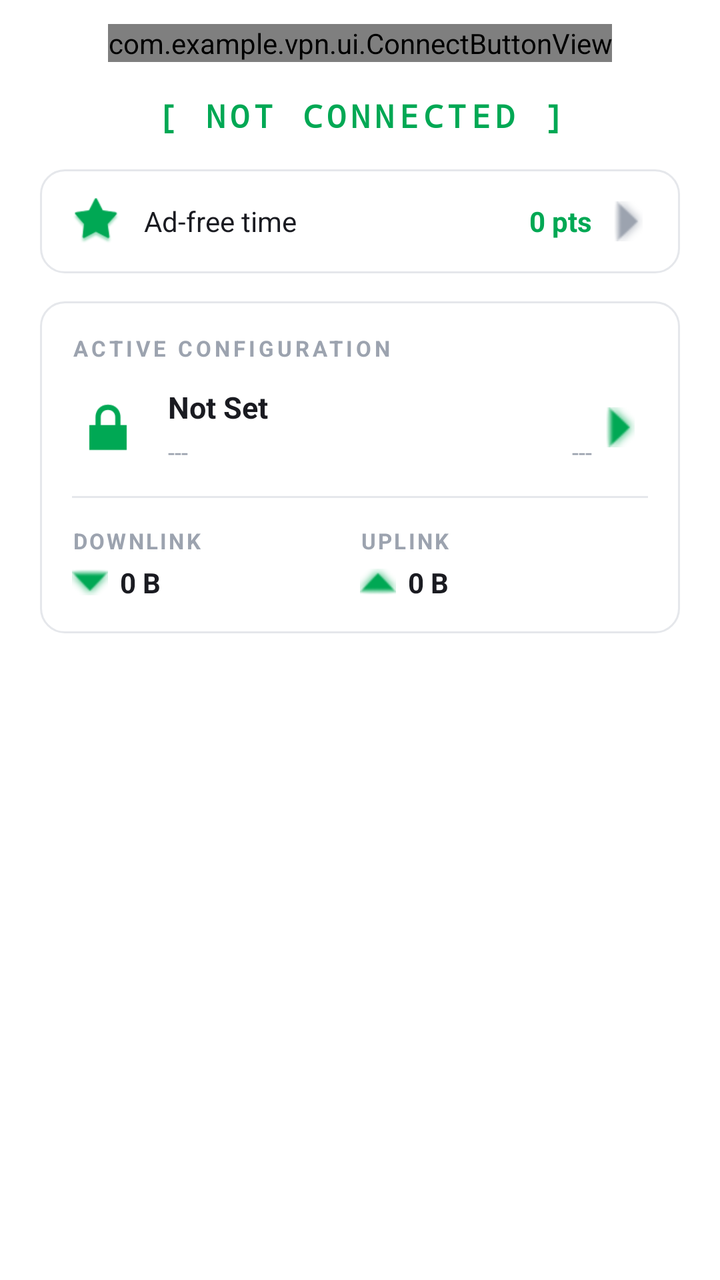
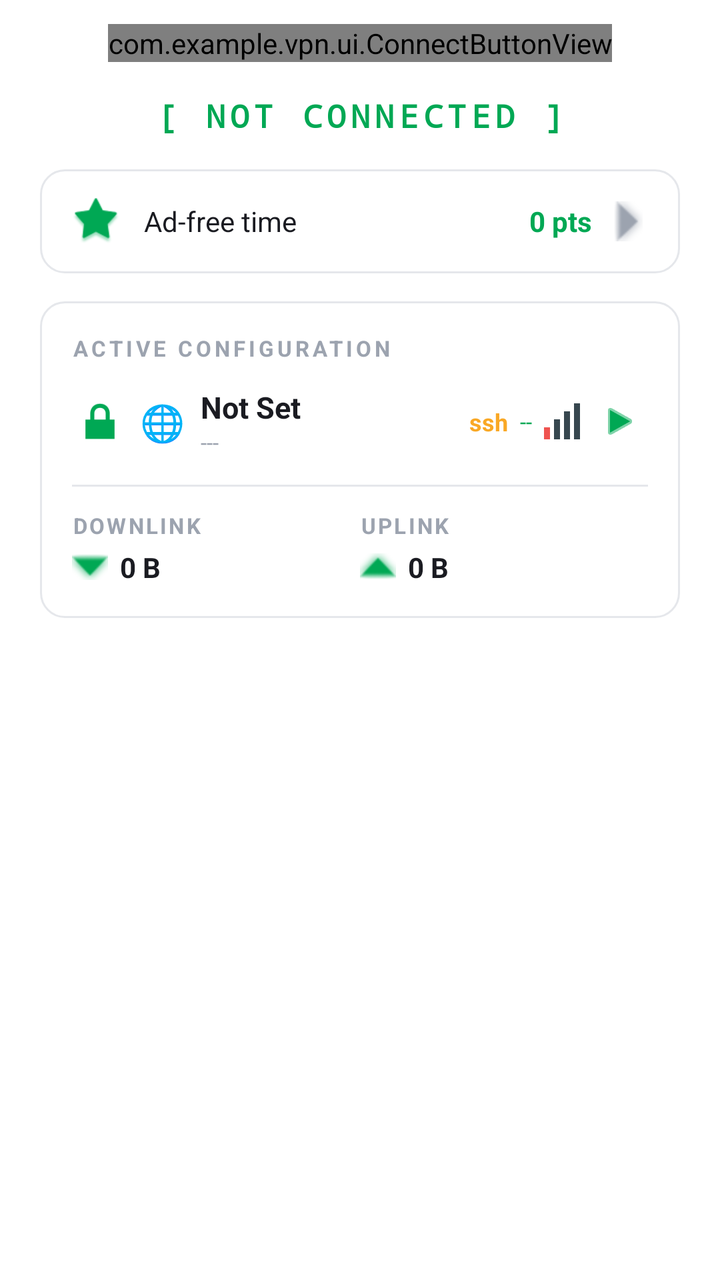

Screens rendered from an Android XML layout before and after an edit, with the pre-edit source and the edit as a unified diff.
<!-- AndroidManifest.xml: application theme Theme.MyApp -->
<!-- res/layout/page_connection_main.xml -->
<?xml version="1.0" encoding="utf-8"?>
<ScrollView xmlns:android="http://schemas.android.com/apk/res/android"
    xmlns:app="http://schemas.android.com/apk/res-auto"
    android:layout_width="match_parent"
    android:layout_height="match_parent"
    android:fillViewport="true"
    android:scrollbars="none">

    <LinearLayout
        android:layout_width="match_parent"
        android:layout_height="wrap_content"
        android:orientation="vertical"
        android:paddingBottom="16dp">

        
        <com.example.vpn.ui.ConnectButtonView
            android:id="@+id/btnConnect"
            android:layout_width="wrap_content"
            android:layout_height="wrap_content"
            android:layout_gravity="center_horizontal"
            android:layout_marginTop="12dp" />

        
        <TextView
            android:id="@+id/txtStatus"
            android:layout_width="match_parent"
            android:layout_height="wrap_content"
            android:layout_marginTop="16dp"
            android:fontFamily="monospace"
            android:gravity="center"
            android:letterSpacing="0.15"
            android:text="[ NOT CONNECTED ]"
            android:textColor="@color/accent_green"
            android:textSize="16sp"
            android:textStyle="bold" />

        
        <LinearLayout
            android:id="@+id/adFreeCard"
            android:layout_width="match_parent"
            android:layout_height="wrap_content"
            android:layout_marginHorizontal="20dp"
            android:layout_marginTop="16dp"
            android:background="@drawable/bg_dark_card"
            android:gravity="center_vertical"
            android:orientation="horizontal"
            android:paddingHorizontal="16dp"
            android:paddingVertical="14dp">

            <ImageView
                android:layout_width="24dp"
                android:layout_height="24dp"
                android:src="@android:drawable/star_big_on"
                app:tint="@color/accent_green" />

            <TextView
                android:layout_width="0dp"
                android:layout_height="wrap_content"
                android:layout_marginStart="12dp"
                android:layout_weight="1"
                android:text="Ad-free time"
                android:textColor="@color/text_primary"
                android:textSize="14sp" />

            <TextView
                android:id="@+id/txtAdFreeTime"
                android:layout_width="wrap_content"
                android:layout_height="wrap_content"
                android:text="0 pts"
                android:textColor="@color/accent_green"
                android:textSize="14sp"
                android:textStyle="bold" />

            <ImageView
                android:layout_width="20dp"
                android:layout_height="20dp"
                android:layout_marginStart="8dp"
                android:src="@android:drawable/arrow_down_float"
                android:rotation="-90"
                app:tint="@color/text_muted" />
        </LinearLayout>

        
        <LinearLayout
            android:id="@+id/configCard"
            android:layout_width="match_parent"
            android:layout_height="wrap_content"
            android:layout_marginHorizontal="20dp"
            android:layout_marginTop="14dp"
            android:background="@drawable/bg_dark_card"
            android:orientation="vertical"
            android:padding="16dp">

            <TextView
                android:layout_width="wrap_content"
                android:layout_height="wrap_content"
                android:text="ACTIVE CONFIGURATION"
                android:letterSpacing="0.15"
                android:textColor="@color/text_muted"
                android:textSize="11sp"
                android:textStyle="bold" />

            <LinearLayout
                android:layout_width="match_parent"
                android:layout_height="wrap_content"
                android:layout_marginTop="12dp"
                android:gravity="center_vertical"
                android:orientation="horizontal">

                <ImageView
                    android:id="@+id/imgConfigIcon"
                    android:layout_width="36dp"
                    android:layout_height="36dp"
                    android:src="@android:drawable/ic_lock_lock"
                    app:tint="@color/accent_green" />

                <LinearLayout
                    android:layout_width="0dp"
                    android:layout_height="wrap_content"
                    android:layout_marginStart="12dp"
                    android:layout_weight="1"
                    android:orientation="vertical">

                    <TextView
                        android:id="@+id/txtConfigName"
                        android:layout_width="wrap_content"
                        android:layout_height="wrap_content"
                        android:text="Not Set"
                        android:textColor="@color/text_primary"
                        android:textSize="15sp"
                        android:textStyle="bold" />

                    <LinearLayout
                        android:layout_width="match_parent"
                        android:layout_height="wrap_content"
                        android:layout_marginTop="4dp"
                        android:orientation="horizontal">

                        <TextView
                            android:id="@+id/txtConfigLeft"
                            android:layout_width="0dp"
                            android:layout_height="wrap_content"
                            android:layout_weight="1"
                            android:text="---"
                            android:textColor="@color/text_muted"
                            android:textSize="12sp" />

                        <TextView
                            android:id="@+id/txtConfigRight"
                            android:layout_width="wrap_content"
                            android:layout_height="wrap_content"
                            android:text="---"
                            android:textColor="@color/text_muted"
                            android:textSize="12sp" />
                    </LinearLayout>
                </LinearLayout>

                <ImageView
                    android:id="@+id/btnConfigArrow"
                    android:layout_width="28dp"
                    android:layout_height="28dp"
                    android:background="?attr/selectableItemBackgroundBorderless"
                    android:clickable="true"
                    android:focusable="true"
                    android:padding="4dp"
                    android:src="@android:drawable/arrow_down_float"
                    android:rotation="-90"
                    app:tint="@color/accent_green" />
            </LinearLayout>

            <View
                android:layout_width="match_parent"
                android:layout_height="1dp"
                android:layout_marginTop="14dp"
                android:background="@color/divider" />

            <LinearLayout
                android:layout_width="match_parent"
                android:layout_height="wrap_content"
                android:layout_marginTop="14dp"
                android:orientation="horizontal">

                <LinearLayout
                    android:layout_width="0dp"
                    android:layout_height="wrap_content"
                    android:layout_weight="1"
                    android:orientation="vertical">

                    <TextView
                        android:layout_width="wrap_content"
                        android:layout_height="wrap_content"
                        android:text="DOWNLINK"
                        android:letterSpacing="0.1"
                        android:textColor="@color/text_muted"
                        android:textSize="11sp"
                        android:textStyle="bold" />

                    <LinearLayout
                        android:layout_width="wrap_content"
                        android:layout_height="wrap_content"
                        android:layout_marginTop="4dp"
                        android:gravity="center_vertical"
                        android:orientation="horizontal">

                        <ImageView
                            android:layout_width="18dp"
                            android:layout_height="18dp"
                            android:src="@android:drawable/arrow_down_float"
                            app:tint="@color/accent_green" />

                        <TextView
                            android:id="@+id/txtDownload"
                            android:layout_width="wrap_content"
                            android:layout_height="wrap_content"
                            android:layout_marginStart="6dp"
                            android:text="0 B"
                            android:textColor="@color/text_primary"
                            android:textSize="14sp"
                            android:textStyle="bold" />
                    </LinearLayout>
                </LinearLayout>

                <LinearLayout
                    android:layout_width="0dp"
                    android:layout_height="wrap_content"
                    android:layout_weight="1"
                    android:orientation="vertical">

                    <TextView
                        android:layout_width="wrap_content"
                        android:layout_height="wrap_content"
                        android:text="UPLINK"
                        android:letterSpacing="0.1"
                        android:textColor="@color/text_muted"
                        android:textSize="11sp"
                        android:textStyle="bold" />

                    <LinearLayout
                        android:layout_width="wrap_content"
                        android:layout_height="wrap_content"
                        android:layout_marginTop="4dp"
                        android:gravity="center_vertical"
                        android:orientation="horizontal">

                        <ImageView
                            android:layout_width="18dp"
                            android:layout_height="18dp"
                            android:src="@android:drawable/arrow_up_float"
                            app:tint="@color/accent_green" />

                        <TextView
                            android:id="@+id/txtUpload"
                            android:layout_width="wrap_content"
                            android:layout_height="wrap_content"
                            android:layout_marginStart="6dp"
                            android:text="0 B"
                            android:textColor="@color/text_primary"
                            android:textSize="14sp"
                            android:textStyle="bold" />
                    </LinearLayout>
                </LinearLayout>
            </LinearLayout>
        </LinearLayout>

        <TextView
            android:id="@+id/txtSession"
            android:layout_width="wrap_content"
            android:layout_height="wrap_content"
            android:layout_gravity="center_horizontal"
            android:layout_marginTop="12dp"
            android:fontFamily="monospace"
            android:text="00:00:00"
            android:textColor="@color/text_muted"
            android:textSize="12sp"
            android:visibility="gone" />
    </LinearLayout>
</ScrollView>
<!-- resources referenced by this layout -->
<resources>
  <color name="accent_green">#00A854</color>
  <color name="divider">#E5E7EB</color>
  <color name="text_muted">#9CA3AF</color>
  <color name="text_primary">#1A1B21</color>
  <!-- drawable bg_dark_card (drawable) -->
  <?xml version="1.0" encoding="utf-8"?>
  <shape xmlns:android="http://schemas.android.com/apk/res/android"
      android:shape="rectangle">
      <solid android:color="@color/card_background" />
      <corners android:radius="12dp" />
      <stroke
          android:width="1dp"
          android:color="@color/divider" />
  </shape>
  <color name="card_background">#FFFFFF</color>
  <color name="md_theme_primary">#5B5FC7</color>
  <color name="md_theme_on_primary">#FFFFFF</color>
  <color name="md_theme_primary_container">#E0E0FF</color>
  <color name="md_theme_on_primary_container">#12134A</color>
  <color name="md_theme_secondary">#5A5D72</color>
  <color name="md_theme_on_secondary">#FFFFFF</color>
  <color name="md_theme_secondary_container">#DFE1F9</color>
  <color name="md_theme_on_secondary_container">#171B2C</color>
  <color name="md_theme_tertiary">#006B5F</color>
  <color name="md_theme_on_tertiary">#FFFFFF</color>
  <color name="md_theme_error">#BA1A1A</color>
  <color name="md_theme_on_error">#FFFFFF</color>
  <color name="md_theme_background">#FFFFFF</color>
  <color name="md_theme_on_background">#1A1B21</color>
  <color name="md_theme_surface">#FFFFFF</color>
  <color name="md_theme_on_surface">#1A1B21</color>
  <color name="md_theme_surface_variant">#E3E1EC</color>
  <color name="md_theme_on_surface_variant">#46464F</color>
  <color name="md_theme_outline">#777680</color>
  <color name="status_bar">#FFFFFF</color>
  <color name="bottom_nav_background">#FFFFFF</color>
  <color name="window_background">#FFFFFF</color>
  <!-- unchanged entries left out for length: 1 -->
</resources>

<!-- the commit's change to res/layout/page_connection_main.xml (unified diff, before → after) -->
@@ -94,12 +94,13 @@
             <TextView
                 android:layout_width="wrap_content"
                 android:layout_height="wrap_content"
+                android:letterSpacing="0.15"
                 android:text="ACTIVE CONFIGURATION"
-                android:letterSpacing="0.15"
                 android:textColor="@color/text_muted"
                 android:textSize="11sp"
                 android:textStyle="bold" />
 
+            
             <LinearLayout
                 android:layout_width="match_parent"
                 android:layout_height="wrap_content"
@@ -109,63 +110,92 @@
 
                 <ImageView
                     android:id="@+id/imgConfigIcon"
-                    android:layout_width="36dp"
-                    android:layout_height="36dp"
+                    android:layout_width="28dp"
+                    android:layout_height="28dp"
                     android:src="@android:drawable/ic_lock_lock"
                     app:tint="@color/accent_green" />
 
+                <TextView
+                    android:id="@+id/txtConfigFlag"
+                    android:layout_width="wrap_content"
+                    android:layout_height="wrap_content"
+                    android:layout_marginStart="6dp"
+                    android:text="🌐"
+                    android:textSize="18sp" />
+
                 <LinearLayout
                     android:layout_width="0dp"
                     android:layout_height="wrap_content"
-                    android:layout_marginStart="12dp"
+                    android:layout_marginStart="8dp"
                     android:layout_weight="1"
                     android:orientation="vertical">
 
                     <TextView
                         android:id="@+id/txtConfigName"
-                        android:layout_width="wrap_content"
-                        android:layout_height="wrap_content"
+                        android:layout_width="match_parent"
+                        android:layout_height="wrap_content"
+                        android:ellipsize="end"
+                        android:maxLines="1"
                         android:text="Not Set"
                         android:textColor="@color/text_primary"
                         android:textSize="15sp"
                         android:textStyle="bold" />
 
-                    <LinearLayout
+                    <TextView
+                        android:id="@+id/txtConfigLeft"
                         android:layout_width="match_parent"
                         android:layout_height="wrap_content"
-                        android:layout_marginTop="4dp"
-                        android:orientation="horizontal">
-
-                        <TextView
-                            android:id="@+id/txtConfigLeft"
-                            android:layout_width="0dp"
-                            android:layout_height="wrap_content"
-                            android:layout_weight="1"
-                            android:text="---"
-                            android:textColor="@color/text_muted"
-                            android:textSize="12sp" />
-
-                        <TextView
-                            android:id="@+id/txtConfigRight"
-                            android:layout_width="wrap_content"
-                            android:layout_height="wrap_content"
-                            android:text="---"
-                            android:textColor="@color/text_muted"
-                            android:textSize="12sp" />
-                    </LinearLayout>
+                        android:ellipsize="end"
+                        android:maxLines="1"
+                        android:text="---"
+                        android:textColor="@color/text_muted"
+                        android:textSize="11sp" />
                 </LinearLayout>
+
+                <TextView
+                    android:id="@+id/txtConfigProtocol"
+                    android:layout_width="wrap_content"
+                    android:layout_height="wrap_content"
+                    android:layout_marginStart="4dp"
+                    android:text="ssh"
+                    android:textColor="@color/vpn_connecting"
+                    android:textSize="12sp"
+                    android:textStyle="bold" />
+
+                <TextView
+                    android:id="@+id/txtConfigPing"
+                    android:layout_width="wrap_content"
+                    android:layout_height="wrap_content"
+                    android:layout_marginStart="6dp"
+                    android:text="--"
+                    android:textColor="@color/accent_green"
+                    android:textSize="11sp" />
+
+                <ImageView
+                    android:id="@+id/imgConfigSignal"
+                    android:layout_width="22dp"
+                    android:layout_height="22dp"
+                    android:layout_marginStart="4dp"
+                    android:src="@drawable/ic_signal_0"
+                    android:contentDescription="signal" />
 
                 <ImageView
                     android:id="@+id/btnConfigArrow"
                     android:layout_width="28dp"
                     android:layout_height="28dp"
+                    android:layout_marginStart="4dp"
                     android:background="?attr/selectableItemBackgroundBorderless"
-                    android:clickable="true"
-                    android:focusable="true"
                     android:padding="4dp"
-                    android:src="@android:drawable/arrow_down_float"
-                    android:rotation="-90"
+                    android:src="@android:drawable/ic_media_play"
                     app:tint="@color/accent_green" />
+
+                
+                <TextView
+                    android:id="@+id/txtConfigRight"
+                    android:layout_width="0dp"
+                    android:layout_height="0dp"
+                    android:visibility="gone"
+                    android:text="---" />
             </LinearLayout>
 
             <View
@@ -174,10 +204,11 @@
                 android:layout_marginTop="14dp"
                 android:background="@color/divider" />
 
+            
             <LinearLayout
                 android:layout_width="match_parent"
                 android:layout_height="wrap_content"
-                android:layout_marginTop="14dp"
+                android:layout_marginTop="12dp"
                 android:orientation="horizontal">
 
                 <LinearLayout
@@ -189,8 +220,8 @@
                     <TextView
                         android:layout_width="wrap_content"
                         android:layout_height="wrap_content"
+                        android:letterSpacing="0.1"
                         android:text="DOWNLINK"
-                        android:letterSpacing="0.1"
                         android:textColor="@color/text_muted"
                         android:textSize="11sp"
                         android:textStyle="bold" />
@@ -229,8 +260,8 @@
                     <TextView
                         android:layout_width="wrap_content"
                         android:layout_height="wrap_content"
+                        android:letterSpacing="0.1"
                         android:text="UPLINK"
-                        android:letterSpacing="0.1"
                         android:textColor="@color/text_muted"
                         android:textSize="11sp"
                         android:textStyle="bold" />
<!-- resource entries referenced after the edit -->
@@ -4,6 +4,7 @@
   <color name="divider">#E5E7EB</color>
   <color name="text_muted">#9CA3AF</color>
   <color name="text_primary">#1A1B21</color>
+  <color name="vpn_connecting">#F9A825</color>
   <!-- drawable bg_dark_card (drawable) -->
   <?xml version="1.0" encoding="utf-8"?>
   <shape xmlns:android="http://schemas.android.com/apk/res/android"
@@ -14,6 +15,26 @@
           android:width="1dp"
           android:color="@color/divider" />
   </shape>
+  <!-- drawable ic_signal_0 (drawable) -->
+  <?xml version="1.0" encoding="utf-8"?>
+  <vector xmlns:android="http://schemas.android.com/apk/res/android"
+      android:width="22dp"
+      android:height="22dp"
+      android:viewportWidth="22"
+      android:viewportHeight="22">
+      <path
+          android:fillColor="#EF5350"
+          android:pathData="M2,14h3v6h-3z"/>
+      <path
+          android:fillColor="#37474F"
+          android:pathData="M7,10h3v10h-3z"/>
+      <path
+          android:fillColor="#37474F"
+          android:pathData="M12,6h3v14h-3z"/>
+      <path
+          android:fillColor="#37474F"
+          android:pathData="M17,2h3v18h-3z"/>
+  </vector>
   <color name="card_background">#FFFFFF</color>
   <color name="md_theme_primary">#5B5FC7</color>
   <color name="md_theme_on_primary">#FFFFFF</color>
